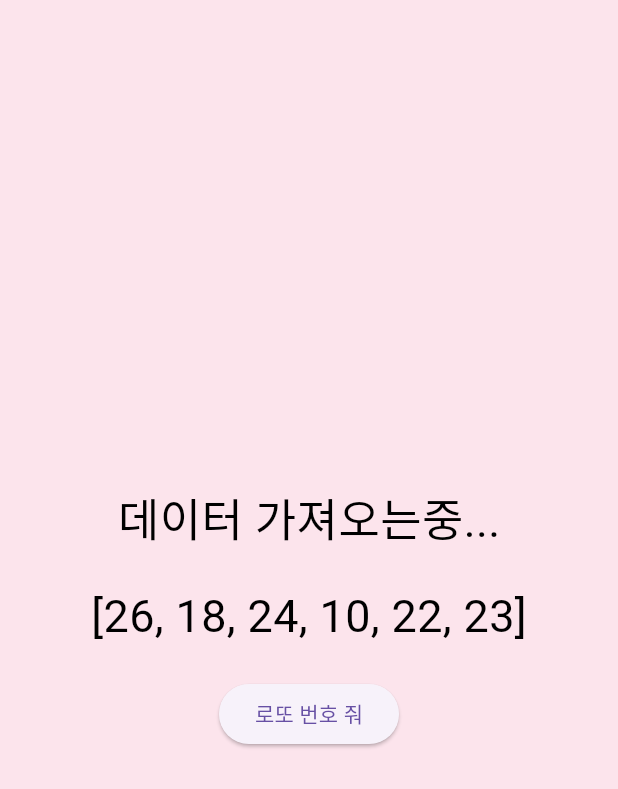
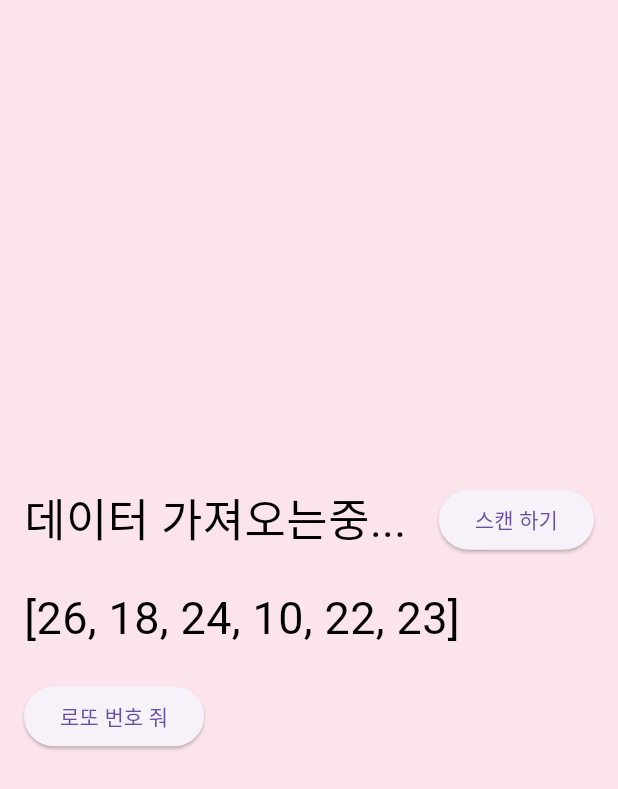
Before and after one commit to minhyeonhong/flutter-lotto, a Flutter app: the screen it shows after launch, after a tap on "로또 번호 줘", on a phone screen of 412 x 824 dp. Shown: the top 789 px of the screen. Run offline on Flutter 3.47's test engine with Material 3 defaults, Android fonts, the phone set to English and light mode, and no system bars; missing offline and left inert: qr_code_scanner; network calls fail.

```diff
--- a/lib/main.dart
+++ b/lib/main.dart
@@ -3,13 +3,14 @@ import 'package:lotto/models/lotto.dart';
 import 'dart:math';
 
 import 'package:lotto/services/api_service.dart';
+import 'package:lotto/widgets/qr_scan_screen.dart';
 
 void main() {
-  runApp(const MyApp());
+  runApp(const MaterialApp(home: MyApp()));
 }
 
 class MyApp extends StatefulWidget {
-  const MyApp({super.key});
+  const MyApp({Key? key}) : super(key: key);
 
   @override
   State<MyApp> createState() => _MyAppState();
@@ -52,19 +53,17 @@ class _MyAppState extends State<MyApp> {
 
   @override
   Widget build(BuildContext context) {
-    return MaterialApp(
-        home: Scaffold(
+    return Scaffold(
       backgroundColor: Colors.pink[50],
       body: Padding(
         padding: const EdgeInsets.symmetric(horizontal: 16),
         child: Center(
+          child: SingleChildScrollView(
             child: Column(
               mainAxisAlignment: MainAxisAlignment.center,
               children: [
-              Flexible(
-                  flex: 1,
-                  child: SingleChildScrollView(
-                    child: Column(
+                Row(
+                  mainAxisAlignment: MainAxisAlignment.spaceBetween,
                   children: [
                     FutureBuilder(
                         future: lotto,
@@ -73,34 +72,52 @@ class _MyAppState extends State<MyApp> {
                             return Text(
                               "[${snapshot.data!.drwtNo1},${snapshot.data!.drwtNo2},${snapshot.data!.drwtNo3},${snapshot.data!.drwtNo4},${snapshot.data!.drwtNo5},${snapshot.data!.drwtNo6} + bonus:${snapshot.data!.bnusNo}]",
                               style: const TextStyle(
-                                      fontSize: 30, color: Colors.black),
+                                  fontSize: 20, color: Colors.black),
                             );
                           } else {
                             return const Text(
                               "데이터 가져오는중...",
-                                  style: TextStyle(
-                                      fontSize: 30, color: Colors.black),
+                              style:
+                                  TextStyle(fontSize: 30, color: Colors.black),
                             );
                           }
                         }),
+                    ElevatedButton(
+                      onPressed: () => {
+                        Navigator.of(context).push(
+                          MaterialPageRoute(
+                              builder: (context) => const QRScanScreen()),
+                        ),
+                      },
+                      child: const Text('스캔 하기'),
+                    ),
+                  ],
+                ),
                 const SizedBox(height: 20),
+                Row(
+                  mainAxisAlignment: MainAxisAlignment.spaceBetween,
+                  children: [
                     Text(
                       numbers.toString(),
-                          style: const TextStyle(
-                              fontSize: 30, color: Colors.black),
+                      style: const TextStyle(fontSize: 30, color: Colors.black),
+                    ),
+                  ],
                 ),
                 const SizedBox(height: 20),
+                Row(
+                  mainAxisAlignment: MainAxisAlignment.spaceBetween,
+                  children: [
                     ElevatedButton(
                       onPressed: () => generateRandomNumbers(),
                       child: const Text('로또 번호 줘'),
                     ),
                   ],
                 ),
-                  ))
               ],
             ),
           ),
         ),
-    ));
+      ),
+    );
   }
 }
```
Also changed, not shown: lib/widgets/qr_scan_screen.dart (added, +58 -0 lines). Lines whose indentation alone changed are shown as unchanged.
